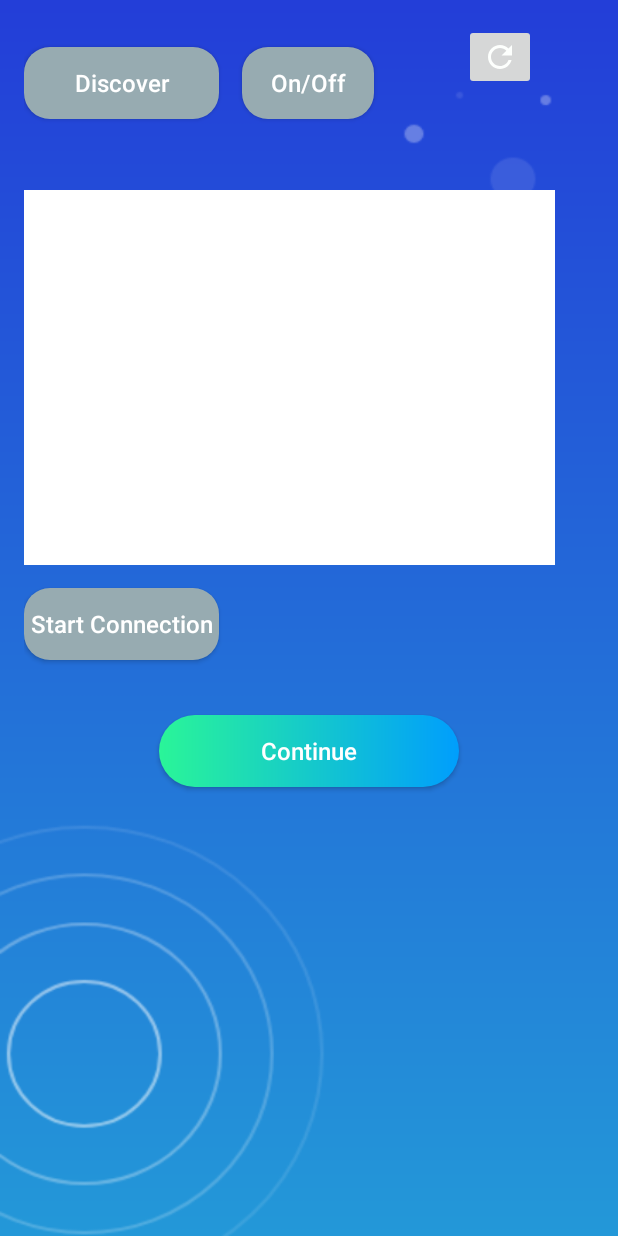
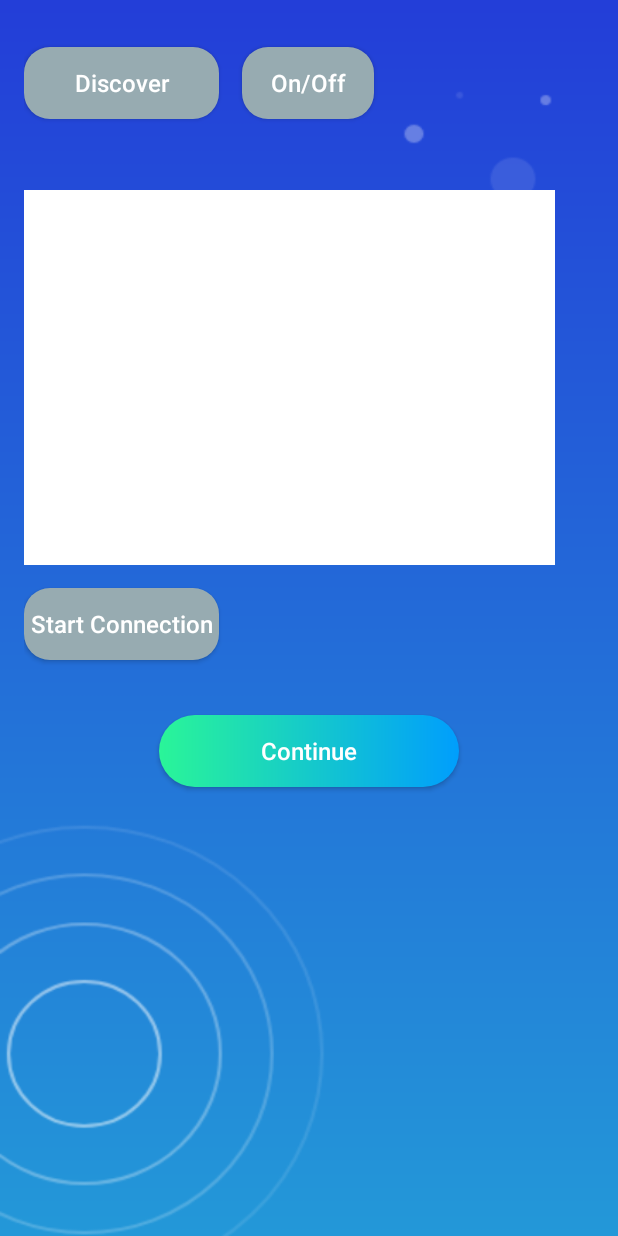
Before and after one commit to DIT112-V19/group-01, an Android app: the screen it shows after launch (StartConnection), after a tap on "Connect", on a phone screen of 412 x 824 dp. Run offline under Robolectric (Android 15) with nearby library versions, the phone set to English and light mode, and no system bars.

Commit message:
Deleted the refresh button in activity_start_connection.xml and related code in java

```diff
--- a/BtSendData/app/src/main/java/com/example/myapplication/StartConnection.java
+++ b/BtSendData/app/src/main/java/com/example/myapplication/StartConnection.java
@@ -34,7 +34,6 @@ public class StartConnection extends AppCompatActivity implements AdapterView.On
     public DeviceListAdapter mDeviceListAdapter;
     BluetoothDevice mBTDevice;
     ListView lvNewDevices;
-    private ImageButton btnRefresh;
     /* Universally unique identifier used to configure and establish bluetooth connection*/
     private static final UUID MY_UUID_INSECURE =
 
@@ -184,7 +183,6 @@ public class StartConnection extends AppCompatActivity implements AdapterView.On
         mBTDevices = new ArrayList<>();
         Continue = findViewById(R.id.Continue);
         btnStartConnection = findViewById(R.id.btnStartConnection);
-        btnRefresh = findViewById(R.id.refreshButton);
         /** used for testing
          * btnSend = (Button) findViewById(R.id.btnSend);
          * etSend = (EditText) findViewById(R.id.editText);
@@ -199,18 +197,6 @@ public class StartConnection extends AppCompatActivity implements AdapterView.On
         lvNewDevices.setOnItemClickListener(StartConnection.this);
 
 
-        btnRefresh.setOnClickListener(new View.OnClickListener() {
-            @Override
-            public void onClick(View v) {
-                Intent intent = new Intent(StartConnection.this,StartConnection.class);
-                startActivity(intent);
-
-
-
-
-
-            }
-        });
         // This button takes us to the UserOptions
         Continue.setOnClickListener(new View.OnClickListener() {
             @Override
--- a/BtSendData/app/src/main/res/layout/activity_start_connection.xml
+++ b/BtSendData/app/src/main/res/layout/activity_start_connection.xml
@@ -26,15 +26,6 @@
         android:textAllCaps="false"
         android:textColor="#FFFFFF"
         android:textSize="16sp" />
-
-    <ImageButton
-        android:layout_width="wrap_content"
-        android:layout_height="wrap_content"
-         android:layout_toRightOf="@id/btnONOFF"
-        android:layout_marginLeft="30dp"
-        android:id="@+id/refreshButton"
-        android:src="@drawable/refresh"
-        />
 
     <!--<Button-->
         <!--android:id="@+id/btnDiscoverable_on_off"-->
```
